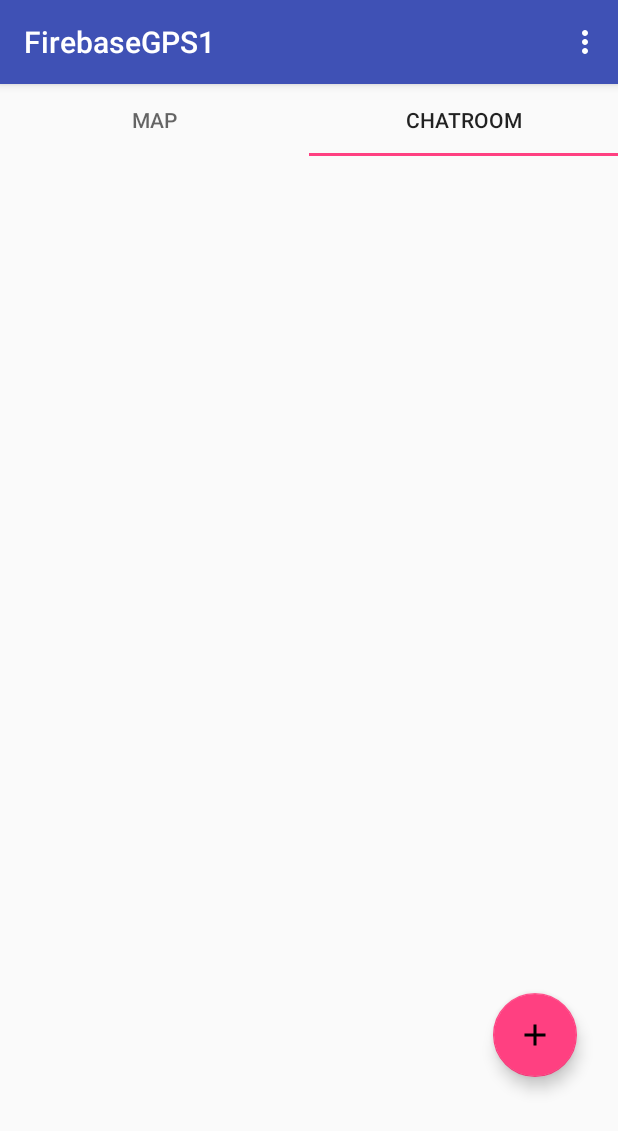
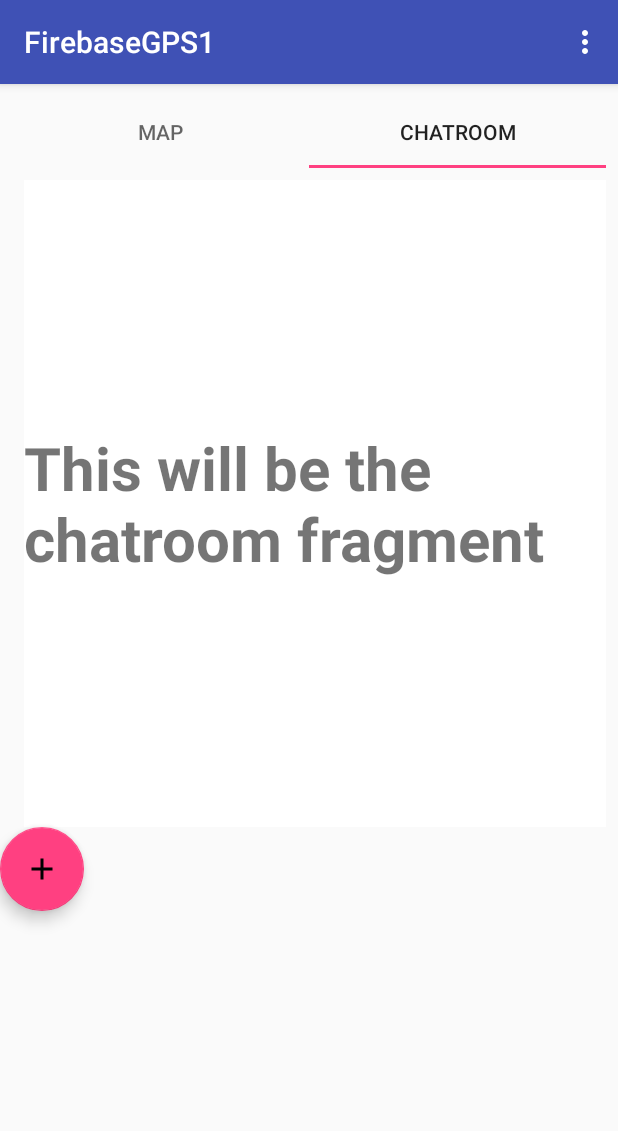
Before and after one commit to Ncastro878/DropSpot, an Android app: the screen it shows after launch (MainActivity), tab 2 chosen, on a phone screen of 412 x 824 dp. Shown: the top 1131 px of the screen. Run offline under Robolectric (Android 15) with nearby library versions, the phone set to English and light mode, and no system bars; our stand-ins replace Firebase (no records; nobody signed in at launch, a user with empty details on screens opened directly); libraries missing offline, so code that uses them is left out: com.firebase.geofire, com.firebase.ui; 3 statements that could not run were skipped.

Commit message:
Put MainActivity in a LinearLayout for now.

```diff
--- a/app/src/main/java/com/example/android/firebasegps1/MainActivity.java
+++ b/app/src/main/java/com/example/android/firebasegps1/MainActivity.java
@@ -228,6 +228,13 @@ public class MainActivity extends AppCompatActivity implements GoogleApiClient.C
                 }
             }
         }); */
+        mFloatingActionButton.setOnClickListener(new View.OnClickListener() {
+            @Override
+            public void onClick(View view) {
+                //TODO: CREATE DIALOG BOX HERE.
+                Toast.makeText(MainActivity.this, "ChatRoomCreated", Toast.LENGTH_SHORT).show();
+            }
+        });
     }
 
     private void dropPinOnMap(String roomName) {
--- a/app/src/main/java/com/example/android/firebasegps1/MapFragment2.java
+++ b/app/src/main/java/com/example/android/firebasegps1/MapFragment2.java
@@ -33,7 +33,7 @@ public class MapFragment2 extends Fragment implements OnMapReadyCallback {
      */
     static final CameraPosition WF = CameraPosition.builder()
             .target(new LatLng(33.9137,-98.4934))
-            .zoom(10)
+            .zoom(30)
             .bearing(0)
             .tilt(45)
             .build();
@@ -63,10 +63,6 @@ public class MapFragment2 extends Fragment implements OnMapReadyCallback {
 
     @Override
     public void onMapReady(GoogleMap googleMap) {
-        mapReady=true;
-        m_map=googleMap;
-        //m_map.addMarker(brickTown);
-        m_map.moveCamera(CameraUpdateFactory.newCameraPosition(WF));
 
         /**
          * Initializing my Markers to add to map
@@ -75,5 +71,10 @@ public class MapFragment2 extends Fragment implements OnMapReadyCallback {
                 .position(new LatLng(33.868589, -98.532809))
                 .title("BrickTown Brewery")
                 .icon(BitmapDescriptorFactory.fromResource(R.drawable.new_map_pin40));
+        mapReady=true;
+        m_map=googleMap;
+        //m_map.addMarker(brickTown);
+        m_map.moveCamera(CameraUpdateFactory.newCameraPosition(WF));
+        m_map.addMarker(brickTown);
     }
 }
--- a/app/src/main/res/layout/activity_main.xml
+++ b/app/src/main/res/layout/activity_main.xml
@@ -1,32 +1,44 @@
 <?xml version="1.0" encoding="utf-8"?>
-<RelativeLayout xmlns:android="http://schemas.android.com/apk/res/android"
+<LinearLayout
+    xmlns:android="http://schemas.android.com/apk/res/android"
     xmlns:app="http://schemas.android.com/apk/res-auto"
+    xmlns:tools="http://schemas.android.com/tools"
     android:layout_width="match_parent"
     android:layout_height="match_parent"
-    android:orientation="vertical">
+    android:orientation="vertical"
+    android:weightSum="1">
 
     <android.support.design.widget.TabLayout
         android:id="@+id/sliding_tabs"
         android:layout_width="match_parent"
         android:layout_height="wrap_content"
         app:tabMode="fixed"
-        app:tabGravity="fill" />
+        app:tabGravity="fill"
+        android:layout_marginRight="8dp"
+        app:layout_constraintRight_toRightOf="parent"
+        android:layout_marginLeft="8dp"
+        app:layout_constraintLeft_toLeftOf="parent"
+        app:layout_constraintTop_toTopOf="parent"
+        android:layout_marginTop="8dp"
+        android:layout_marginBottom="8dp"
+        app:layout_constraintBottom_toTopOf="@+id/viewpager"
+        app:layout_constraintHorizontal_bias="1.0"
+        app:layout_constraintVertical_bias="0.0" />
 
     <android.support.v4.view.ViewPager
         android:id="@+id/viewpager"
-        android:layout_width="match_parent"
-        android:layout_height="0px"
-        android:background="@android:color/white" />
+        android:layout_width="wrap_content"
+        android:layout_height="330dp"
+        android:layout_below="@+id/sliding_tabs"
+        android:layout_marginLeft="16dp"
+        android:layout_marginRight="8dp"
+        android:background="@android:color/white"
+        android:layout_weight="0.32" />
 
     <android.support.design.widget.FloatingActionButton
         android:id="@+id/floating_action_button"
         android:layout_width="wrap_content"
         android:layout_height="wrap_content"
-        android:layout_alignParentBottom="true"
-        android:layout_alignParentRight="true"
-        android:layout_alignParentEnd="true"
-        android:layout_marginRight="27dp"
-        android:layout_marginEnd="27dp"
-        android:layout_marginBottom="106dp"
-        android:src="@drawable/ic_add_black_24dp"/>
-</RelativeLayout>
+        android:src="@drawable/ic_add_black_24dp" />
+
+</LinearLayout>
```
